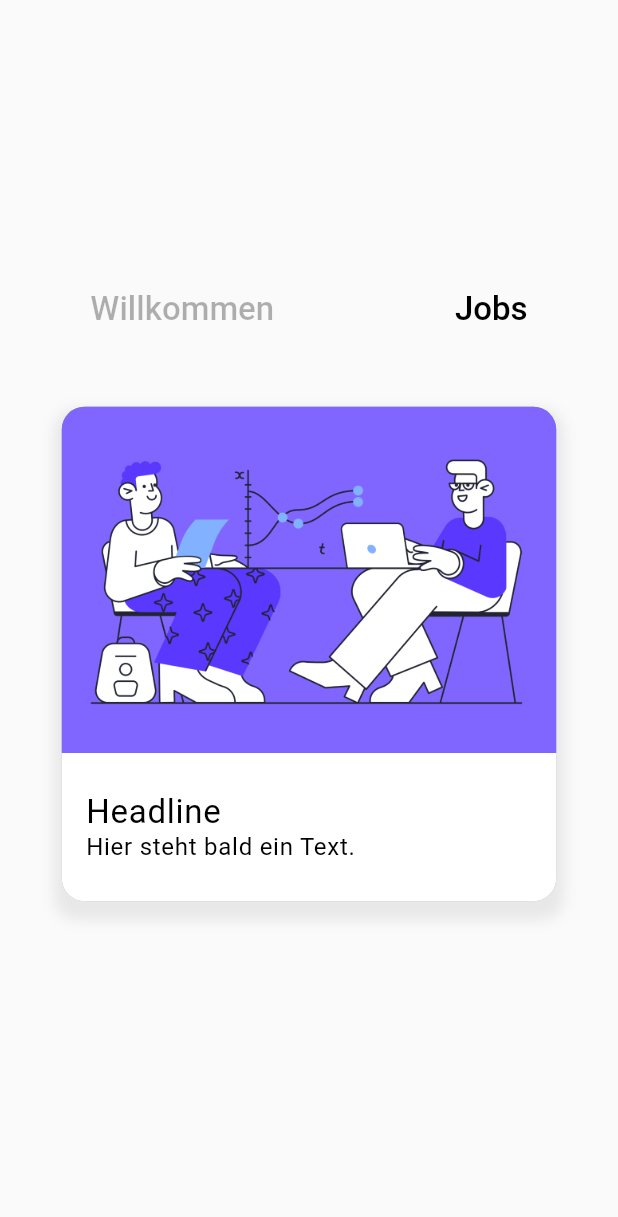
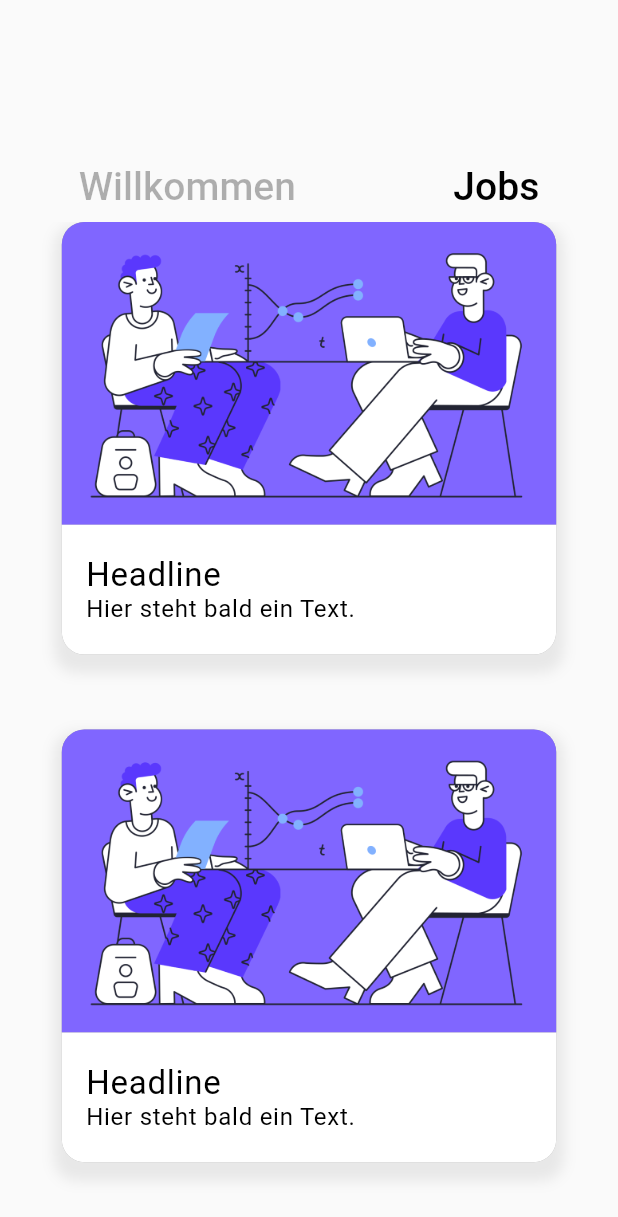
Before and after one commit to smueller264/HiringApp, a Flutter app: the screen it shows after launch, after a tap on "Jobs", on a phone screen of 412 x 824 dp. Shown: the top 1217 px of the screen. Run offline on Flutter 3.47's test engine with Material 2 defaults, Android fonts, the phone set to English and light mode, and no system bars; our stand-ins replace google_fonts.

Commit message:
added ListView to both pages of the homeScreen

```diff
--- a/lib/screens/home/home_screen.dart
+++ b/lib/screens/home/home_screen.dart
@@ -17,9 +17,9 @@ class HomeScreen extends StatelessWidget {
       body: Consumer<HomeScreenProvider>(
         builder: (context, homeScreenProvider, child) {
           return Column(
-            mainAxisAlignment: MainAxisAlignment.center,
             children: [
               Flexible(
+                flex: 0,
                 child: Row(
                   mainAxisAlignment: MainAxisAlignment.spaceAround,
                   children: [
@@ -34,14 +34,13 @@ class HomeScreen extends StatelessWidget {
                   ],
                 ),
               ),
-              Flexible(
-                fit: FlexFit.loose,
+              Expanded(
                 child: PageView(
                   onPageChanged: (newIndex) =>
                       homeScreenProvider.onScroll(newIndex),
                   children: [
+                    WelcomePage(),
                     JobsPage(),
-                    WelcomePage(),
                   ],
                   controller: homeScreenProvider.pageController,
                 ),
--- a/lib/screens/home/pages/jobs_page.dart
+++ b/lib/screens/home/pages/jobs_page.dart
@@ -7,8 +7,12 @@ class JobsPage extends StatelessWidget {
 
   @override
   Widget build(BuildContext context) {
-    return Center(
-      child: HomeTile(),
+    return ListView.builder(
+      shrinkWrap: true,
+      itemCount: 10,
+      itemBuilder: (context, index) {
+        return HomeTile();
+      },
     );
   }
 }
--- a/lib/screens/home/pages/welcome_page.dart
+++ b/lib/screens/home/pages/welcome_page.dart
@@ -7,8 +7,12 @@ class WelcomePage extends StatelessWidget {
 
   @override
   Widget build(BuildContext context) {
-    return Center(
-      child: HomeTile(),
+    return ListView.builder(
+      shrinkWrap: true,
+      itemCount: 10,
+      itemBuilder: (context, index) {
+        return HomeTile();
+      },
     );
   }
 }
--- a/lib/screens/home/widgets/home_tile.dart
+++ b/lib/screens/home/widgets/home_tile.dart
@@ -6,9 +6,13 @@ class HomeTile extends StatelessWidget {
 
   @override
   Widget build(BuildContext context) {
-    return Container(
+    return Center(
+      child: Padding(
+        padding: EdgeInsets.only(bottom: 50),
+        child: Container(
+          //TODO: Refactor MediaQuery into DeviceSize Class: https://medium.com/flutterdevs/layoutbuilder-widget-in-flutter-d70d54b72a81
           width: MediaQuery.of(context).size.width * 0.8,
-      height: MediaQuery.of(context).size.height * 0.4,
+          height: MediaQuery.of(context).size.height * 0.35,
           decoration: BoxDecoration(
             boxShadow: [
               BoxShadow(
@@ -19,23 +23,25 @@ class HomeTile extends StatelessWidget {
               ),
             ],
             color: Colors.grey,
-        borderRadius: new BorderRadius.all(
+            borderRadius: BorderRadius.all(
               Radius.circular(15.0),
             ),
           ),
           child: LayoutBuilder(
             builder: (context, constraints) {
-          return Column(
+              return Container(
+                child: Column(
                   children: [
                     Container(
                       decoration: BoxDecoration(
                         color: Color.fromRGBO(128, 102, 255, 1),
-                  borderRadius: new BorderRadius.only(
+                        borderRadius: BorderRadius.only(
                           topRight: Radius.circular(15.0),
                           topLeft: Radius.circular(15.0),
                         ),
                       ),
                       height: constraints.maxHeight * 0.7,
+                      width: constraints.maxWidth,
                       child: Image.asset("assets/images/dxc1.png"),
                     ),
                     Container(
@@ -77,8 +83,11 @@ class HomeTile extends StatelessWidget {
                       ),
                     ),
                   ],
+                ),
               );
             },
+          ),
+        ),
       ),
     );
   }
--- a/lib/screens/home/widgets/page_view_headline_text_button.dart
+++ b/lib/screens/home/widgets/page_view_headline_text_button.dart
@@ -14,7 +14,9 @@ class PageViewHeadlineTextButton extends StatelessWidget {
 
   @override
   Widget build(BuildContext context) {
-    return TextButton(
+    return Container(
+      padding: EdgeInsets.only(top: 100),
+      child: TextButton(
         onPressed: () =>
             context.read<HomeScreenProvider>().currentPageIndex = index,
         child: AnimatedOpacity(
@@ -25,8 +27,9 @@ class PageViewHeadlineTextButton extends StatelessWidget {
             headline,
             style: GoogleFonts.roboto(
               textStyle: TextStyle(
-              fontSize: 22,
+                fontSize: 26,
                 color: Colors.black,
+              ),
             ),
           ),
         ),
```
Lines whose indentation alone changed are shown as unchanged.
